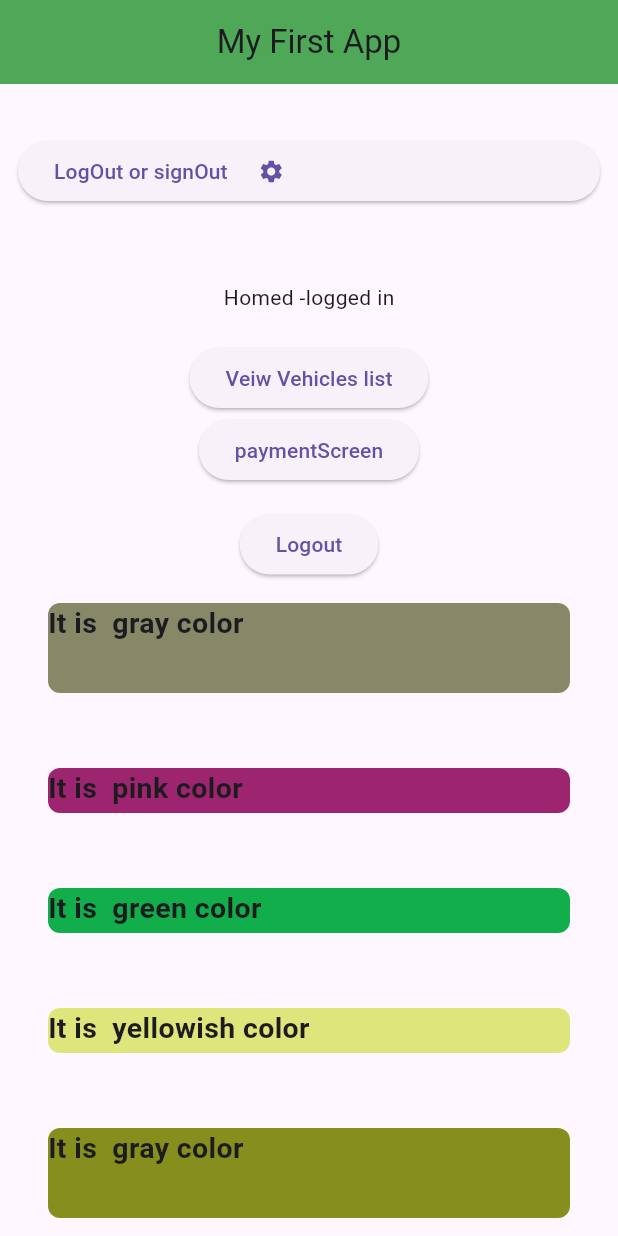
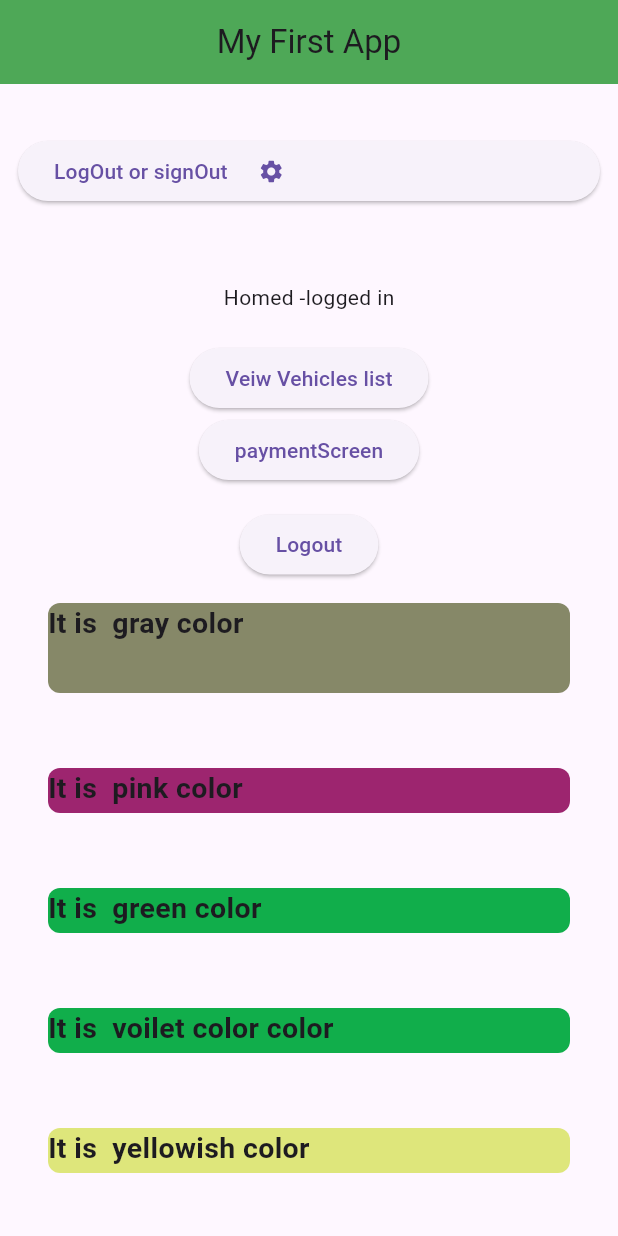
Before and after one commit to Manjan855/flutter_practice, a Flutter app: the screen it shows once a user with an empty profile is signed in, scrolled down 570 dp, on a phone screen of 412 x 824 dp. Run offline on Flutter 3.47's test engine with Material 3 defaults, Android fonts, the light colour scheme and no system bars; our stand-ins replace dartz, dio, firebase_auth, firebase_core, flutter_riverpod, font_awesome_flutter and 6 more; missing offline and left inert: esewa_flutter, flutter_facebook_auth, khalti_checkout_flutter, mocktail; accounts and stored records are empty.

Commit message:
dialy updt

```diff
--- a/lib/screens/home_screen.dart
+++ b/lib/screens/home_screen.dart
@@ -219,25 +219,25 @@ class _HomeScreenState extends ConsumerState<HomeScreen> {
                     ),
                   ),
                 ),
-                // SizedBox(height: 20),
-                // Padding(
-                //   padding: const EdgeInsets.only(left: 20, right: 20),
-                //   child: Container(
-                //     height: 30,
-                //     width: double.infinity,
-                //     decoration: BoxDecoration(
-                //       color: Color.fromARGB(255, 17, 174, 75),
-                //       borderRadius: BorderRadius.all(Radius.circular(8)),
-                //     ),
-                //     child: Text(
-                //       "It is  voilet color color",
-                //       style: TextStyle(
-                //         fontSize: 19,
-                //         fontWeight: FontWeight(600),
-                //       ),
-                //     ),
-                //   ),
-                // ),
+                SizedBox(height: 20),
+                Padding(
+                  padding: const EdgeInsets.only(left: 20, right: 20),
+                  child: Container(
+                    height: 30,
+                    width: double.infinity,
+                    decoration: BoxDecoration(
+                      color: Color.fromARGB(255, 17, 174, 75),
+                      borderRadius: BorderRadius.all(Radius.circular(8)),
+                    ),
+                    child: Text(
+                      "It is  voilet color color",
+                      style: TextStyle(
+                        fontSize: 19,
+                        fontWeight: FontWeight(600),
+                      ),
+                    ),
+                  ),
+                ),
                 SizedBox(height: 20),
                 Row(
                   children: [
```
